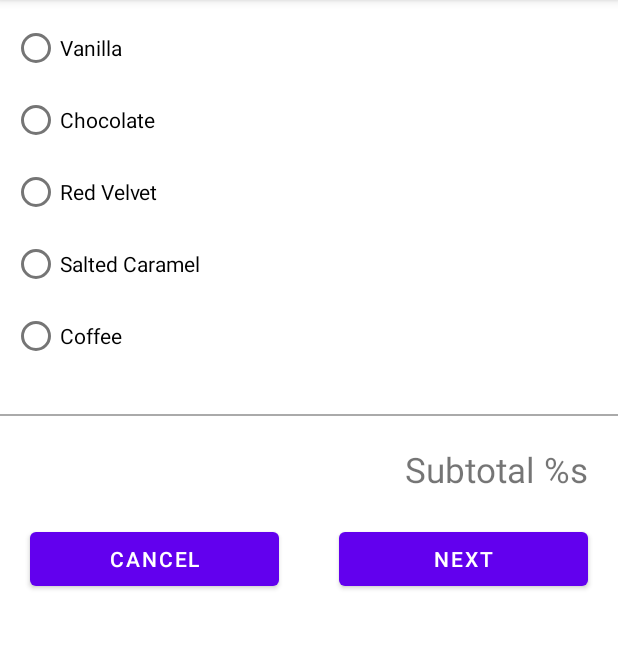
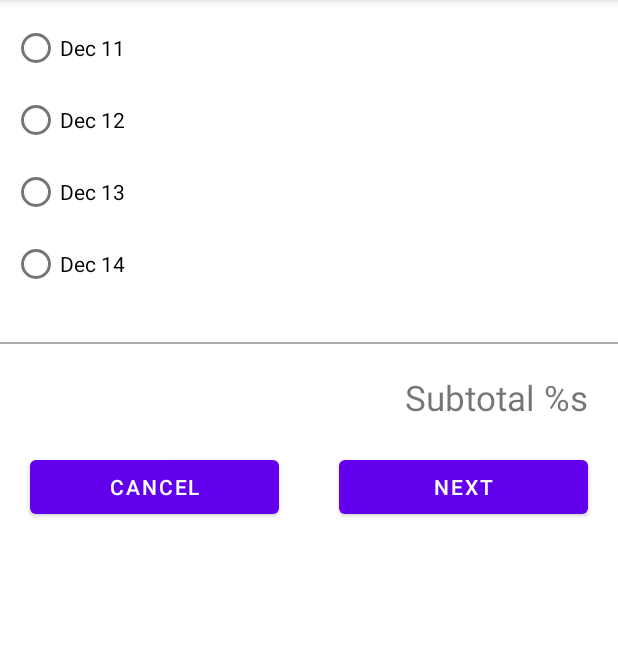
Before and after one commit to gogamid/Cupcake, an Android app: the screen it shows after launch (MainActivity), on a phone screen of 412 x 824 dp, the part 84-733 px from its top. Run offline under Robolectric (Android 15) with nearby library versions, the phone set to English and light mode, and no system bars.

Commit message:
feat: implement pickup date fragment and assign in to fragment container

```diff
--- /dev/null
+++ b/app/src/main/java/com/example/cupcake/fragments/PickupDateFragment.kt
@@ -0,0 +1,19 @@
+package com.example.cupcake.fragments
+
+import android.os.Bundle
+import androidx.fragment.app.Fragment
+import android.view.LayoutInflater
+import android.view.View
+import android.view.ViewGroup
+import com.example.cupcake.R
+
+class PickupDateFragment : Fragment() {
+
+  override fun onCreateView(
+    inflater: LayoutInflater, container: ViewGroup?,
+    savedInstanceState: Bundle?
+  ): View? {
+    // Inflate the layout for this fragment
+    return inflater.inflate(R.layout.fragment_pickup_date, container, false)
+  }
+}
--- a/app/src/main/res/layout/activity_main.xml
+++ b/app/src/main/res/layout/activity_main.xml
@@ -8,7 +8,7 @@
 
     <androidx.fragment.app.FragmentContainerView
         android:id="@+id/fragmentContainerView"
-        android:name="com.example.cupcake.fragments.FlavorFragment"
+        android:name="com.example.cupcake.fragments.PickupDateFragment"
         android:layout_width="match_parent"
         android:layout_height="match_parent" />
 </FrameLayout>
--- /dev/null
+++ b/app/src/main/res/layout/fragment_pickup_date.xml
@@ -0,0 +1,86 @@
+<?xml version="1.0" encoding="utf-8"?>
+
+<ScrollView xmlns:android="http://schemas.android.com/apk/res/android"
+    xmlns:app="http://schemas.android.com/apk/res-auto"
+    xmlns:tools="http://schemas.android.com/tools"
+    android:layout_width="match_parent"
+    android:layout_height="match_parent"
+    tools:context=".fragments.PickupDateFragment">
+
+    <androidx.constraintlayout.widget.ConstraintLayout
+        android:layout_width="match_parent"
+        android:layout_height="wrap_content">
+
+        <RadioGroup
+            android:id="@+id/rb_group"
+            android:layout_width="wrap_content"
+            android:layout_height="wrap_content"
+            android:padding="8dp"
+            app:layout_constraintStart_toStartOf="parent"
+            app:layout_constraintTop_toTopOf="parent">
+
+            <RadioButton
+                android:id="@+id/date_1"
+                android:layout_width="match_parent"
+                android:layout_height="wrap_content"
+                android:text="Dec 11" />
+
+            <RadioButton
+                android:id="@+id/date_2"
+                android:layout_width="match_parent"
+                android:layout_height="wrap_content"
+                android:text="Dec 12" />
+
+            <RadioButton
+                android:id="@+id/date_3"
+                android:layout_width="match_parent"
+                android:layout_height="wrap_content"
+                android:text="Dec 13" />
+
+            <RadioButton
+                android:id="@+id/date_4"
+                android:layout_width="match_parent"
+                android:layout_height="wrap_content"
+                android:text="Dec 14" />
+        </RadioGroup>
+
+        <View
+            android:id="@+id/horizontal_line"
+            android:layout_width="match_parent"
+            android:layout_height="1dp"
+            android:layout_marginTop="20dp"
+            android:background="@android:color/darker_gray"
+            app:layout_constraintTop_toBottomOf="@+id/rb_group" />
+
+        <TextView
+            android:id="@+id/subtotal_tv"
+            android:layout_width="wrap_content"
+            android:layout_height="wrap_content"
+            android:layout_marginTop="20dp"
+            android:layout_marginEnd="20dp"
+            android:text="@string/subtotal"
+            android:textSize="23sp"
+            app:layout_constraintEnd_toEndOf="parent"
+            app:layout_constraintTop_toBottomOf="@id/horizontal_line" />
+
+        <Button
+            android:id="@+id/cancel_button"
+            android:layout_width="0dp"
+            android:layout_height="wrap_content"
+            android:layout_margin="20dp"
+            android:text="@string/cancel"
+            app:layout_constraintEnd_toStartOf="@+id/next_button"
+            app:layout_constraintStart_toStartOf="parent"
+            app:layout_constraintTop_toBottomOf="@+id/subtotal_tv" />
+
+        <Button
+            android:id="@+id/next_button"
+            android:layout_width="0dp"
+            android:layout_height="wrap_content"
+            android:layout_margin="20dp"
+            android:text="@string/next"
+            app:layout_constraintEnd_toEndOf="parent"
+            app:layout_constraintStart_toEndOf="@+id/cancel_button"
+            app:layout_constraintTop_toBottomOf="@+id/subtotal_tv" />
+    </androidx.constraintlayout.widget.ConstraintLayout>
+</ScrollView>
```
